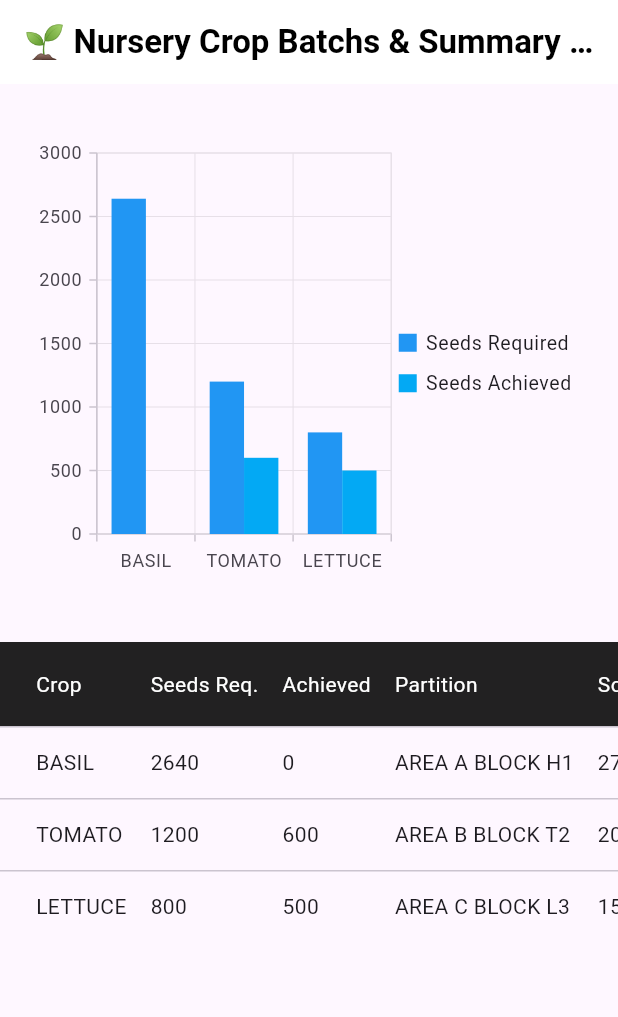
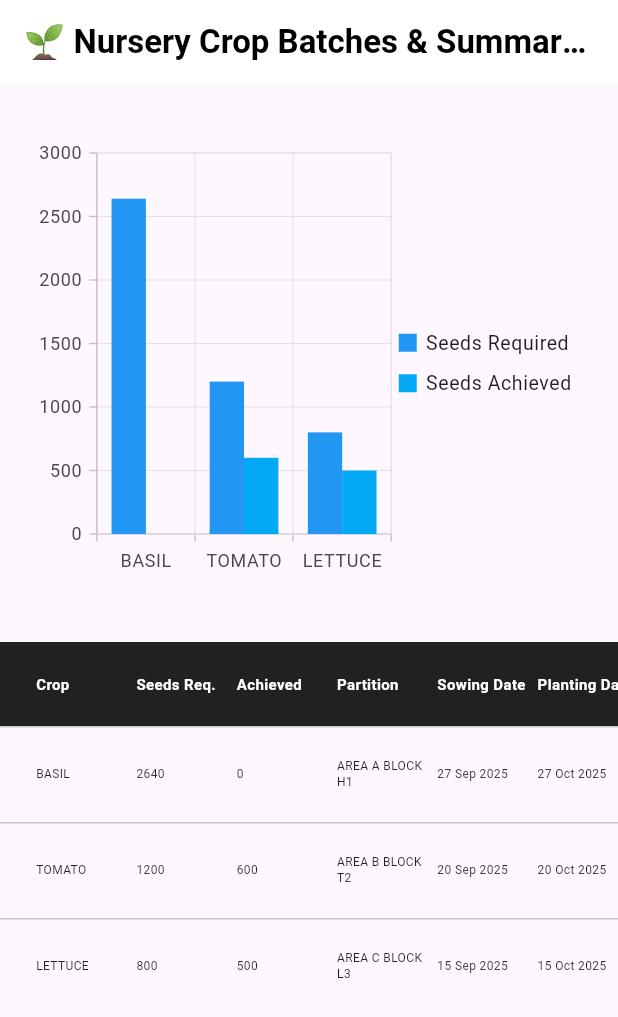
Before and after one commit to Tedpi1/nursery_app, a Flutter app: the screen it shows after launch, on a phone screen of 412 x 824 dp. Shown: the top 1017 px of the screen. Run offline on Flutter 3.47's test engine with Material 3 defaults, Android fonts, the phone set to English and light mode, and no system bars; our stand-ins replace syncfusion_flutter_charts.

Commit message:
Nursery UI testing

```diff
--- a/lib/nursery/nursery.dart
+++ b/lib/nursery/nursery.dart
@@ -12,7 +12,7 @@ class NurseryDashboard extends StatelessWidget {
         backgroundColor: Colors.white,
         elevation: 0,
         title: const Text(
-          "🌱 Nursery Crop Batchs & Summary (Wk 39)",
+          "🌱 Nursery Crop Batches & Summary (Wk 39)",
           style: TextStyle(color: Colors.black, fontWeight: FontWeight.bold),
         ),
       ),
@@ -29,11 +29,15 @@ class NurseryDashboard extends StatelessWidget {
   }
 }
 Widget _dashboardSection(BuildContext context) {
+  final double screenWidth = MediaQuery.of(context).size.width;
+
+  // Allow wider width on desktop but keep constrained on mobile
+  final double maxWidth = screenWidth > 1000 ? 1000 : screenWidth;
   return SingleChildScrollView(
     child: Padding(
       padding: const EdgeInsets.all(16.0),
       child: ConstrainedBox(
-        constraints: const BoxConstraints(maxWidth: 700),
+        constraints:  BoxConstraints(maxWidth: maxWidth),
         child: Column(
           crossAxisAlignment: CrossAxisAlignment.center,
           children: [
@@ -114,39 +118,70 @@ Widget _dashboardSection(BuildContext context) {
 }
 
 Widget _dashboardTable(BuildContext context) {
+  // 👇 Responsive font sizes
+  final screenWidth = MediaQuery.of(context).size.width;
+  final double headingFontSize = screenWidth < 1000 ? 10 : 12;
+  final double dataFontSize = screenWidth < 600 ? 8 : 10;
+
+  return LayoutBuilder(
+    builder: (context, constraints) {
+      final double colWidth = constraints.maxWidth / 7; // 7 columns in your case
+
       return SingleChildScrollView(
-    scrollDirection: Axis.horizontal, // 👈 allows scroll if too wide
+        scrollDirection: Axis.horizontal,
         child: DataTable(
+          columnSpacing: 8,
+          dataRowMinHeight: 48,
+          dataRowMaxHeight: 64,
+
+          // 👇 Header row style
           headingRowColor: MaterialStateProperty.all(Colors.black87),
-      headingTextStyle: const TextStyle(color: Colors.white),
-      columnSpacing: 16,
-      columns: const [
-        DataColumn(label: Text("Crop")),
-        DataColumn(label: Text("Seeds Req.")),
-        DataColumn(label: Text("Achieved")),
-        DataColumn(label: Text("Partition")),
-        DataColumn(label: Text("Sowing Date")),
-        DataColumn(label: Text("Planting Date")),
-        DataColumn(label: Text("Status")),
+          headingTextStyle: TextStyle(
+            color: Colors.white,
+            fontSize: headingFontSize,
+            fontWeight: FontWeight.bold,
+          ),
+
+          // 👇 Data row style
+          dataTextStyle: TextStyle(
+            fontSize: dataFontSize,
+            color: Colors.black87,
+          ),
+
+          columns: [
+            DataColumn(label: SizedBox(width: colWidth, child: Text("Crop"))),
+            DataColumn(label: SizedBox(width: colWidth, child: Text("Seeds Req."))),
+            DataColumn(label: SizedBox(width: colWidth, child: Text("Achieved"))),
+            DataColumn(label: SizedBox(width: colWidth, child: Text("Partition"))),
+            DataColumn(label: SizedBox(width: colWidth, child: Text("Sowing Date"))),
+            DataColumn(label: SizedBox(width: colWidth, child: Text("Planting Date"))),
+            DataColumn(label: SizedBox(width: colWidth, child: Text("Status"))),
           ],
+
           rows: _crops.map((crop) {
             return DataRow(
               cells: [
-            DataCell(Text(crop.crop)),
-            DataCell(Text(crop.seedsRequired.toString())),
-            DataCell(Text(crop.achieved.toString())),
-            DataCell(Text(crop.partitions)),
-            DataCell(Text(crop.sowingDate)),
-            DataCell(Text(crop.plantingDate)),
+                DataCell(SizedBox(width: colWidth, child: Text(crop.crop))),
+                DataCell(SizedBox(width: colWidth, child: Text(crop.seedsRequired.toString()))),
+                DataCell(SizedBox(width: colWidth, child: Text(crop.achieved.toString()))),
+                DataCell(SizedBox(width: colWidth, child: Text(crop.partitions))),
+                DataCell(SizedBox(width: colWidth, child: Text(crop.sowingDate))),
+                DataCell(SizedBox(width: colWidth, child: Text(crop.plantingDate))),
                 DataCell(
-              Chip(
-                label: Text(crop.status),
-                backgroundColor: crop.status == "Completed"
+                  SizedBox(
+                    width: colWidth,
+                    child: Text(
+                      crop.status,
+                      style: TextStyle(
+                        fontSize: dataFontSize,
+                        fontWeight: FontWeight.w600,
+                        color: crop.status == "Completed"
                             ? Colors.green
                             : (crop.status == "Pending"
                             ? Colors.orange
                             : Colors.blue),
-                labelStyle: const TextStyle(color: Colors.white),
+                      ),
+                    ),
                   ),
                 ),
               ],
@@ -154,7 +189,10 @@ Widget _dashboardTable(BuildContext context) {
           }).toList(),
         ),
       );
+    },
+  );
 }
+
 
 
 
```
Also changed, not shown: lib/nursery/crop_detail.dart (+25 -15 lines). Lines whose indentation alone changed are shown as unchanged.
